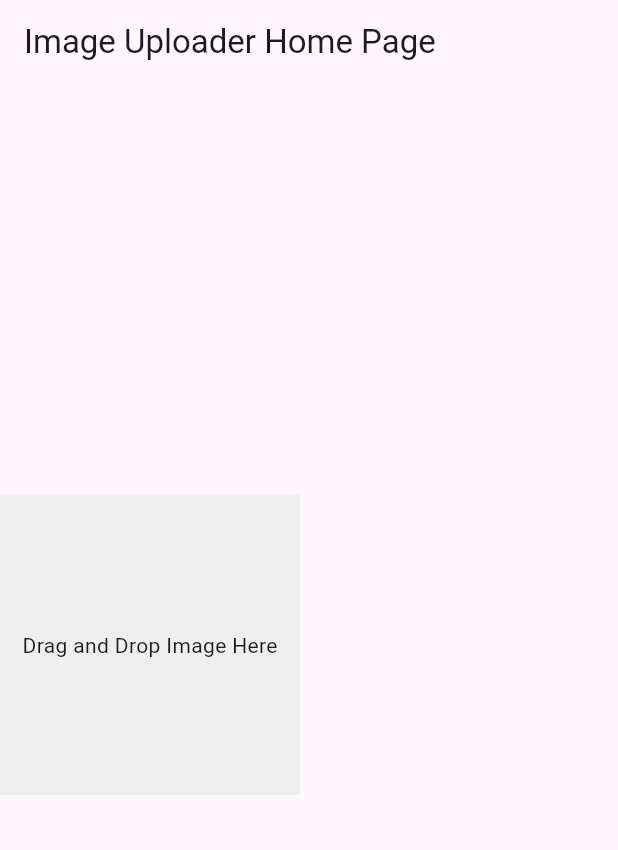
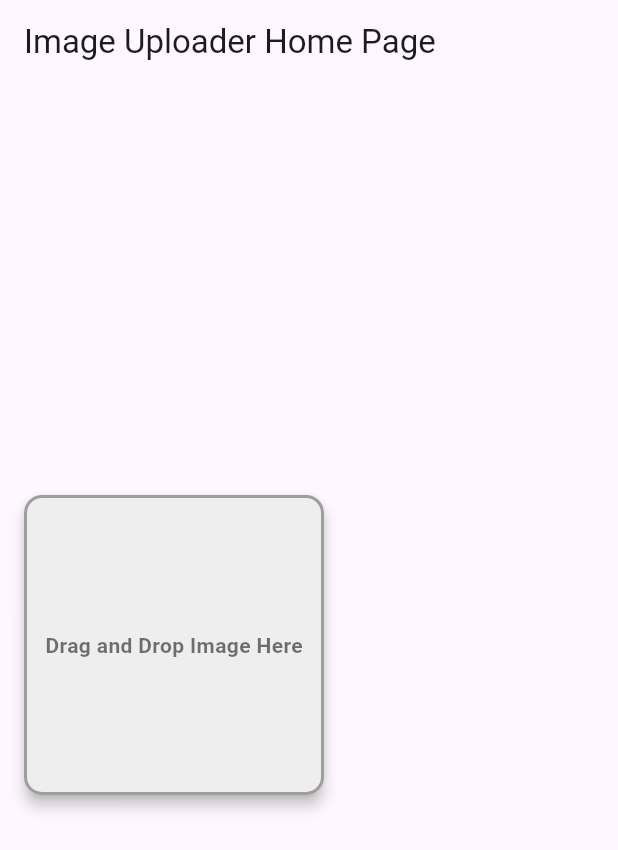
Before and after one commit to Gyeony95/color_changer, a Flutter app: the screen it shows after launch, on a phone screen of 412 x 824 dp. Shown: the top 850 px of the screen. Run offline on Flutter 3.47's test engine with Material 3 defaults, Android fonts, the phone set to English and light mode, and no system bars; missing offline and left inert: desktop_drop.

Commit message:
feat : 스타일 적용

```diff
--- a/lib/image_upload_widget.dart
+++ b/lib/image_upload_widget.dart
@@ -21,8 +21,11 @@ class _ImageUploadWidgetState extends State<ImageUploadWidget> {
 
   @override
   Widget build(BuildContext context) {
-    return Column(
+    return Padding(
+      padding: const EdgeInsets.all(16.0),
+      child: Column(
         mainAxisAlignment: MainAxisAlignment.center,
+        crossAxisAlignment: CrossAxisAlignment.center,
         children: [
           DropTarget(
             onDragEntered: (details) {
@@ -40,23 +43,49 @@ class _ImageUploadWidgetState extends State<ImageUploadWidget> {
                 _onImageDropped(details.files.first.path);
               }
             },
+            child: Material(
+              elevation: 4,
+              borderRadius: BorderRadius.circular(12),
               child: Container(
                 height: 200,
                 width: 200,
+                decoration: BoxDecoration(
                   color: _dragging ? Colors.blue[100] : Colors.grey[200],
-            child: const Center(
-              child: Text('Drag and Drop Image Here'),
+                  borderRadius: BorderRadius.circular(12),
+                  border: Border.all(
+                    color: _dragging ? Colors.blue : Colors.grey,
+                    width: 2,
+                  ),
+                ),
+                child: Center(
+                  child: Text(
+                    'Drag and Drop Image Here',
+                    style: TextStyle(
+                      color: _dragging ? Colors.blue : Colors.black54,
+                      fontWeight: FontWeight.bold,
+                    ),
+                  ),
+                ),
               ),
             ),
           ),
           const SizedBox(height: 20),
           if (_uploadedImage != null)
-          Image.file(
+            Material(
+              elevation: 4,
+              borderRadius: BorderRadius.circular(12),
+              child: ClipRRect(
+                borderRadius: BorderRadius.circular(12),
+                child: Image.file(
                   _uploadedImage!,
                   height: 200,
                   width: 200,
+                  fit: BoxFit.cover,
+                ),
+              ),
             ),
         ],
+      ),
     );
   }
 }
```
Lines whose indentation alone changed are shown as unchanged.
